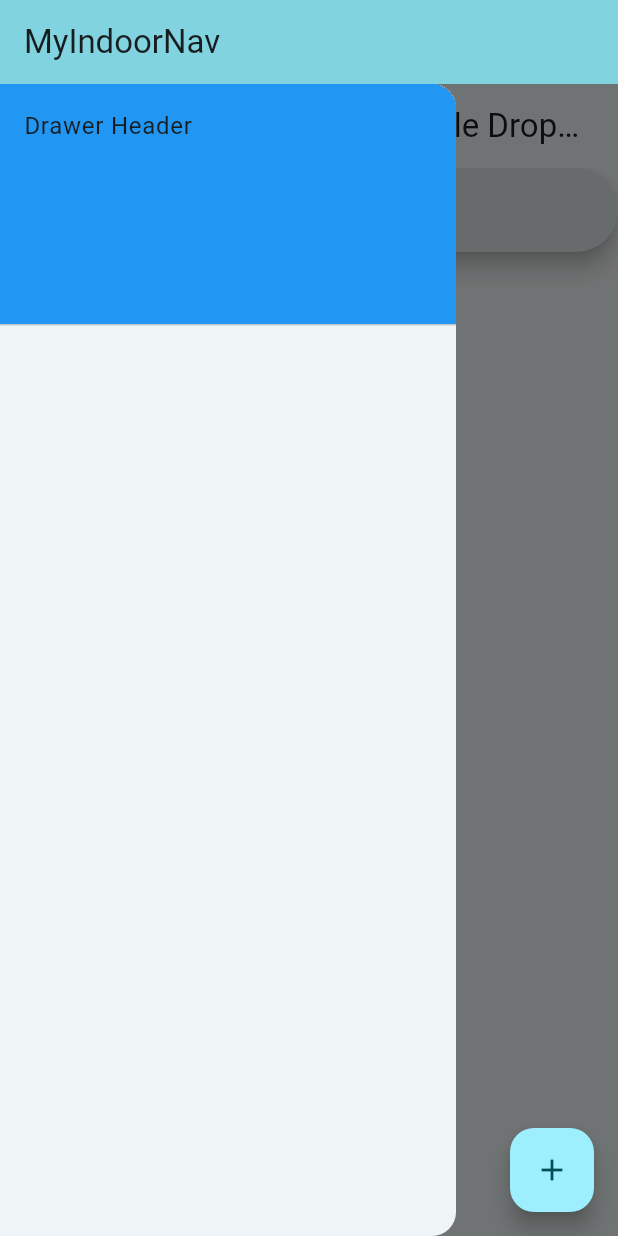
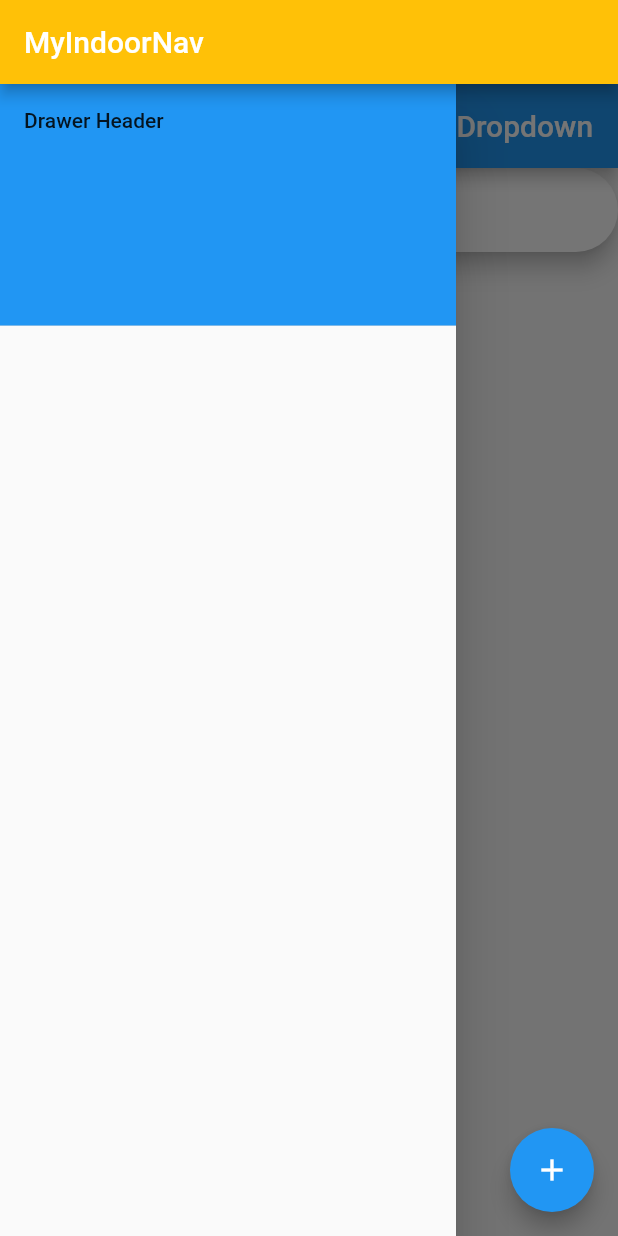
Before and after one commit to kateG03/HackOhio11, a Flutter app: the screen it shows after launch, in the side drawer, after a tap on the "add" icon, on a phone screen of 412 x 824 dp. Run offline on Flutter 3.47's test engine with Material 2 defaults, Android fonts, the phone set to English and light mode, and no system bars; our stand-ins replace geolocator.

Commit message:
main cleanup

```diff
--- a/lib/main.dart
+++ b/lib/main.dart
@@ -13,27 +13,7 @@ class MyApp extends StatelessWidget {
   Widget build(BuildContext context) {
     return MaterialApp(
       title: 'Flutter Demo',
-      theme: ThemeData(
-        // This is the theme of your application.
-        //
-        // TRY THIS: Try running your application with "flutter run". You'll see
-        // the application has a blue toolbar. Then, without quitting the app,
-        // try changing the seedColor in the colorScheme below to Colors.green
-        // and then invoke "hot reload" (save your changes or press the "hot
-        // reload" button in a Flutter-supported IDE, or press "r" if you used
-        // the command line to start the app).
-        //
-        // Notice that the counter didn't reset back to zero; the application
-        // state is not lost during the reload. To reset the state, use hot
-        // restart instead.
-        //
-        // This works for code too, not just values: Most code changes can be
-        // tested with just a hot reload.
-
-        colorScheme: ColorScheme.fromSeed(
-            seedColor: const Color.fromARGB(255, 255, 255, 255)),
-        useMaterial3: true,
-      ),
+      theme: ThemeData.light(),
       home: const MyHomePage(title: 'MyIndoorNav'),
     );
   }
@@ -41,91 +21,26 @@ class MyApp extends StatelessWidget {
 
 class MyHomePage extends StatefulWidget {
   const MyHomePage({super.key, required this.title});
-
-  // This widget is the home page of your application. It is stateful, meaning
-  // that it has a State object (defined below) that contains fields that affect
-  // how it looks.
-
-  // This class is the configuration for the state. It holds the values (in this
-  // case the title) provided by the parent (in this case the App widget) and
-  // used by the build method of the State. Fields in a Widget subclass are
-  // always marked "final".
-
   final String title;
-
   @override
   State<MyHomePage> createState() => _MyHomePageState();
 }
 
 class _MyHomePageState extends State<MyHomePage> {
-  int _counter = 0;
-
-  void _incrementCounter() {
-    setState(() {
-      // This call to setState tells the Flutter framework that something has
-      // changed in this State, which causes it to rerun the build method below
-      // so that the display can reflect the updated values. If we changed
-      // _counter without calling setState(), then the build method would not be
-      // called again, and so nothing would appear to happen.
-      _counter++;
-    });
-  }
-
   @override
   Widget build(BuildContext context) {
-    // This method is rerun every time setState is called, for instance as done
-    // by the _incrementCounter method above.
-    //
-    // The Flutter framework has been optimized to make rerunning build methods
-    // fast, so that you can just rebuild anything that needs updating rather
-    // than having to individually change instances of widgets.
     return Scaffold(
       appBar: AppBar(
-        // TRY THIS: Try changing the color here to a specific color (to
-        // Colors.amber, perhaps?) and trigger a hot reload to see the AppBar
-        // change color while the other colors stay the same.
-        backgroundColor: Theme.of(context).colorScheme.inversePrimary,
-        // Here we take the value from the MyHomePage object that was created by
-        // the App.build method, and use it to set our appbar title.
+        backgroundColor: Colors.amber,
         title: Text(widget.title),
       ),
       body: StartScreen(),
-      /*
-      Center(
-        // Center is a layout widget. It takes a single child and positions it
-        // in the middle of the parent.
-        child: Column(
-          // Column is also a layout widget. It takes a list of children and
-          // arranges them vertically. By default, it sizes itself to fit its
-          // children horizontally, and tries to be as tall as its parent.
-          //
-          // Column has various properties to control how it sizes itself and
-          // how it positions its children. Here we use mainAxisAlignment to
-          // center the children vertically; the main axis here is the vertical
-          // axis because Columns are vertical (the cross axis would be
-          // horizontal).
-          //
-          // TRY THIS: Invoke "debug painting" (choose the "Toggle Debug Paint"
-          // action in the IDE, or press "p" in the console), to see the
-          // wireframe for each widget.
-          mainAxisAlignment: MainAxisAlignment.center,
-          children: <Widget>[
-            const Text(
-              'You have pushed the button this many times:',
-            ),
-            Text(
-              '$_counter',
-              style: Theme.of(context).textTheme.headlineMedium,
-            ),
-          ],
-        ),
-      ),
-      */
       floatingActionButton: FloatingActionButton(
-        onPressed: _incrementCounter,
+        heroTag: "btn0",
+        onPressed: () {},
         tooltip: 'Increment',
         child: const Icon(Icons.add),
-      ), // This trailing comma makes auto-formatting nicer for build methods.
+      ),
     );
   }
 }
```
